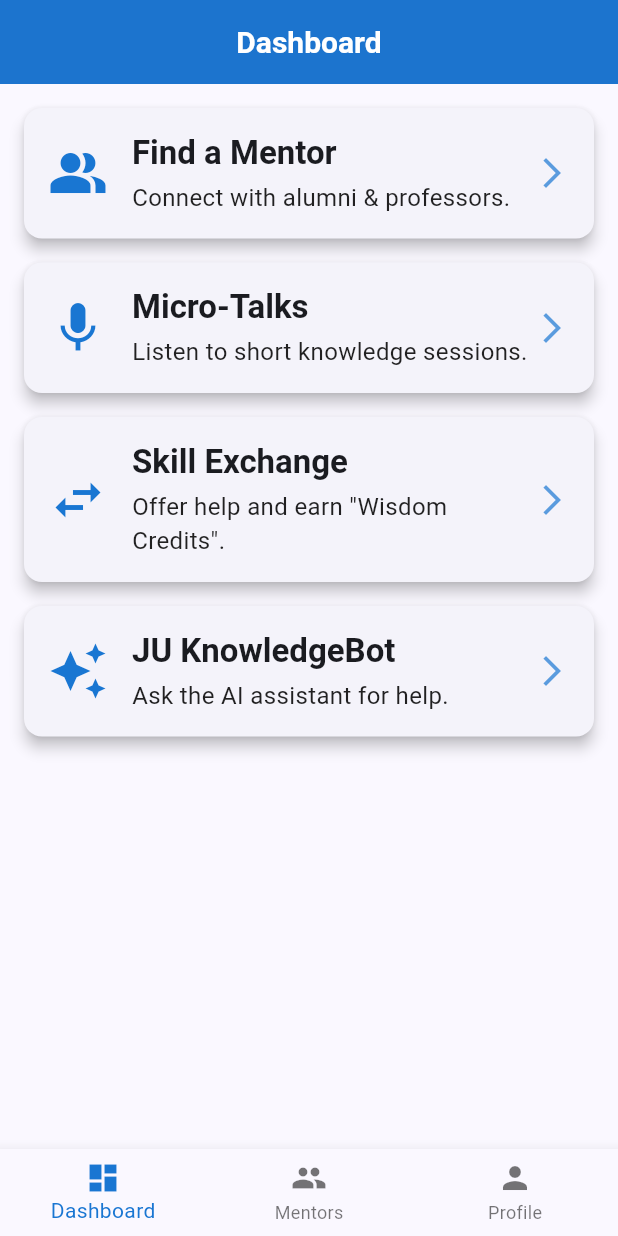
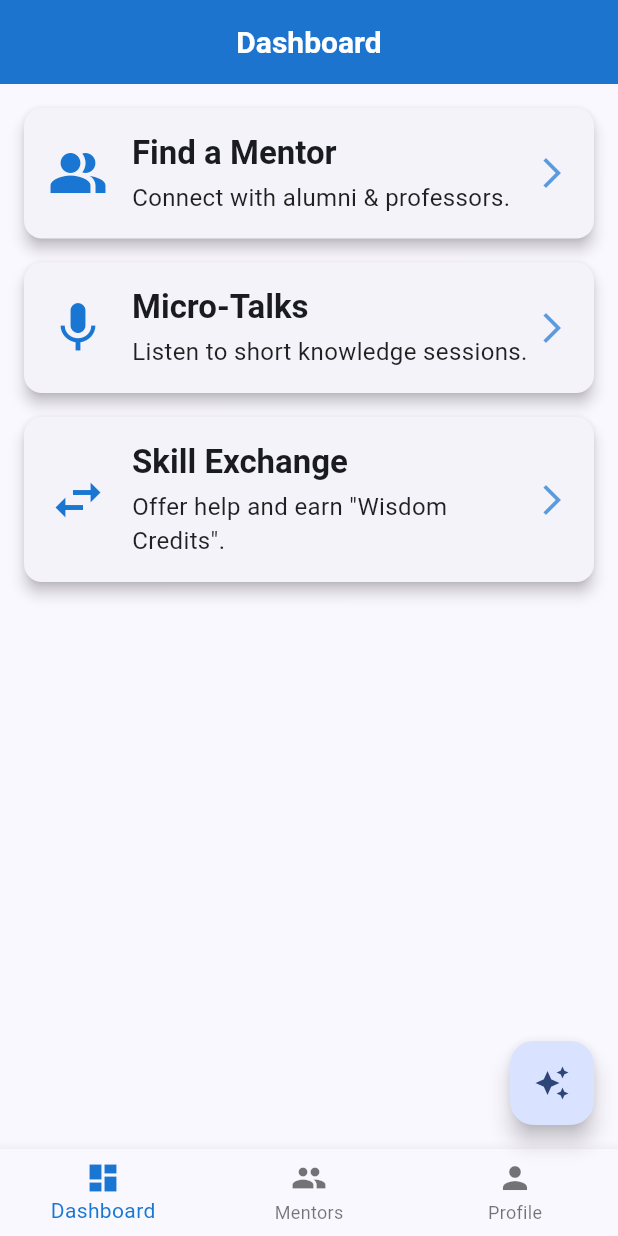
Before and after one commit to AbdullahRFA/campus_guardian, a Flutter app: the screen it shows after launch, on a phone screen of 412 x 824 dp. Run offline on Flutter 3.47's test engine with Material 3 defaults, Android fonts, the phone set to English and light mode, and no system bars; our stand-ins replace go_router.

Commit message:
This version includes the Floating Action Button for the KnowledgeBot in the main shell and removes the old card from the dashboard, exactly as we planned
Signed-off-by: AbdullahRFA <shakibrybmn@gmail.com>

```diff
--- a/lib/core/app_routes.dart
+++ b/lib/core/app_routes.dart
@@ -1,11 +1,10 @@
 import 'package:campus_guardian/features/knowledgebot/screens/chat_screen.dart';
-import 'package:campus_guardian/features/dashboard/screens/home_screen.dart';
 import 'package:campus_guardian/features/mentorship/screens/mentor_list_screen.dart';
 import 'package:campus_guardian/features/profile/screens/profile_screen.dart';
 import 'package:flutter/material.dart';
 import 'package:go_router/go_router.dart';
 
-// This is our main screen that holds the BottomNavigationBar
+// This is our main screen that holds the BottomNavigationBar and the FAB.
 // It's the "shell" for our other screens.
 class MainShell extends StatelessWidget {
   final Widget child;
@@ -13,11 +12,17 @@ class MainShell extends StatelessWidget {
 
   @override
   Widget build(BuildContext context) {
-    // We get the current route to set the selected index of the nav bar
     int selectedIndex = _calculateSelectedIndex(context);
 
     return Scaffold(
       body: child, // The child will be our actual screen (Dashboard, Mentors, Profile)
+      floatingActionButton: FloatingActionButton(
+        onPressed: () {
+          // Navigates to the chat screen when tapped
+          context.go('/chat');
+        },
+        child: const Icon(Icons.auto_awesome),
+      ),
       bottomNavigationBar: BottomNavigationBar(
         currentIndex: selectedIndex,
         onTap: (index) => _onItemTapped(index, context),
@@ -30,7 +35,6 @@ class MainShell extends StatelessWidget {
     );
   }
 
-  // Helper method to determine the selected tab
   int _calculateSelectedIndex(BuildContext context) {
     final String location = GoRouterState.of(context).uri.toString();
     if (location.startsWith('/mentors')) {
@@ -42,7 +46,6 @@ class MainShell extends StatelessWidget {
     return 0; // Default to Dashboard
   }
 
-  // Helper method for navigation
   void _onItemTapped(int index, BuildContext context) {
     switch (index) {
       case 0:
@@ -58,13 +61,14 @@ class MainShell extends StatelessWidget {
   }
 }
 
+// Manages all the navigation routes for the application.
 class AppRoutes {
   AppRoutes._();
 
   static final router = GoRouter(
     initialLocation: '/',
     routes: [
-      // This ShellRoute wraps our main screens with the MainShell (which has the BottomNavBar)
+      // This ShellRoute wraps our main screens with the MainShell.
       ShellRoute(
         builder: (context, state, child) {
           return MainShell(child: child);
@@ -85,7 +89,8 @@ class AppRoutes {
         ],
       ),
 
-      // The new route for the chat screen, placed outside the ShellRoute
+      // The route for the chat screen, placed outside the ShellRoute
+      // so it covers the whole screen, including the bottom navigation bar.
       GoRoute(
         path: '/chat',
         builder: (context, state) => const ChatScreen(),
@@ -94,8 +99,7 @@ class AppRoutes {
   );
 }
 
-// A simple dashboard screen to show in the shell
-// Found at the bottom of lib/core/app_routes.dart
+// The main dashboard screen that users see on launch.
 class DashboardScreen extends StatelessWidget {
   const DashboardScreen({super.key});
 
@@ -104,7 +108,6 @@ class DashboardScreen extends StatelessWidget {
     return Scaffold(
       appBar: AppBar(
         title: const Text('Dashboard'),
-        // We can add action buttons here later, like notifications
       ),
       body: ListView(
         padding: const EdgeInsets.all(16.0),
@@ -114,45 +117,29 @@ class DashboardScreen extends StatelessWidget {
             icon: Icons.people_alt,
             title: 'Find a Mentor',
             subtitle: 'Connect with alumni & professors.',
-            onTap: () {
-              // We'll create this route in the next step
-              // context.go('/find-mentor');
-              print('Navigate to Find a Mentor');
-            },
+            onTap: () => print('Navigate to Find a Mentor'),
           ),
           _buildDashboardCard(
             context: context,
             icon: Icons.mic,
             title: 'Micro-Talks',
             subtitle: 'Listen to short knowledge sessions.',
-            onTap: () {
-              print('Navigate to Micro-Talks');
-            },
+            onTap: () => print('Navigate to Micro-Talks'),
           ),
           _buildDashboardCard(
             context: context,
             icon: Icons.swap_horiz,
             title: 'Skill Exchange',
             subtitle: 'Offer help and earn "Wisdom Credits".',
-            onTap: () {
-              print('Navigate to Skill Exchange');
-            },
+            onTap: () => print('Navigate to Skill Exchange'),
           ),
-          _buildDashboardCard(
-            context: context,
-            icon: Icons.auto_awesome,
-            title: 'JU KnowledgeBot',
-            subtitle: 'Ask the AI assistant for help.',
-            onTap: () {
-              print('Navigate to KnowledgeBot');
-            },
-          ),
+          // The old "JU KnowledgeBot" card has been removed from here.
         ],
       ),
     );
   }
 
-  // This is our reusable card builder function
+  // A reusable builder function for the dashboard cards.
   Widget _buildDashboardCard({
     required BuildContext context,
     required IconData icon,
```
